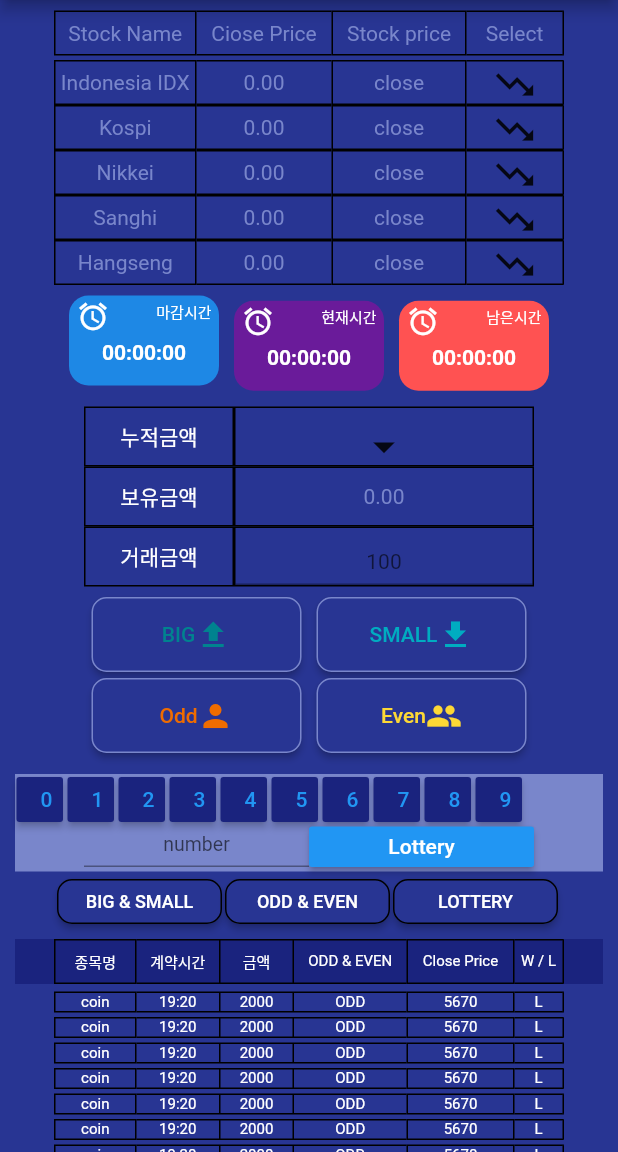
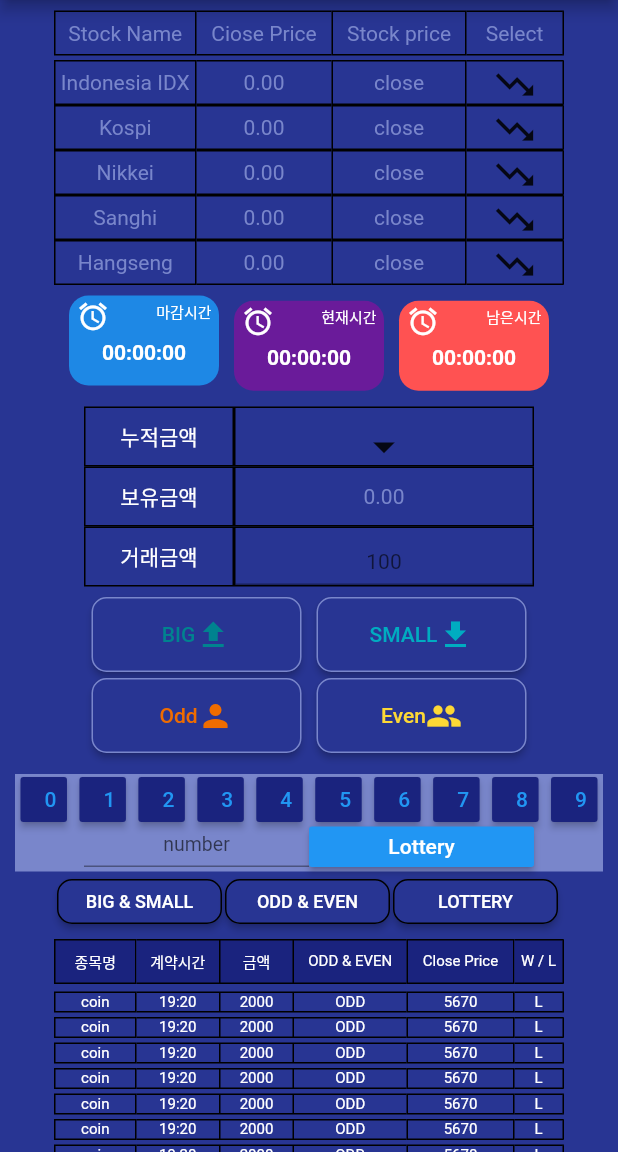
Before and after one commit to LeeSeulgi97/test_demo, a Flutter app: the screen it shows after launch, on a phone screen of 412 x 824 dp, the part 84-1236 px from its top. Run offline on Flutter 3.47's test engine with Material 2 defaults, Android fonts, the phone set to English and light mode, and no system bars.

Commit message:
1. lottery 파일의 위젯 정렬 변경 2. second와 third list파일의 색상 변경

```diff
--- a/seven_bit_test_app/lib/lottery_slot.dart
+++ b/seven_bit_test_app/lib/lottery_slot.dart
@@ -16,6 +16,7 @@ Widget lottery_slot(){
         Container(
           margin: const EdgeInsets.only(top: 2,left: 1,right: 1),
           child: Row(
+            mainAxisAlignment: MainAxisAlignment.spaceAround,
             children: <Widget>[
               Container(
                 margin: const EdgeInsets.only(right: 3),
--- a/seven_bit_test_app/lib/second_List.dart
+++ b/seven_bit_test_app/lib/second_List.dart
@@ -6,29 +6,29 @@ Widget second_List (context){
       Container(
         height: 30,
         margin: const EdgeInsets.only(top: 10, left: 10, right: 10),
-        color: Colors.indigo[900],
         child: Row(
           mainAxisAlignment: MainAxisAlignment.center,
           children: <Widget>[
             Container(
+
               width: 55,height: MediaQuery.of(context).size.height,
               child: Text('종목명', textAlign: TextAlign.center,style: TextStyle(color: Colors.white,fontSize: 10)),alignment: Alignment(0.0, 0.0),
-              decoration: BoxDecoration(border: Border.all(color: Colors.black)),),
+              decoration: BoxDecoration(border: Border.all(color: Colors.black),color: Colors.indigo[900],),),
             Container(width: 55, height: MediaQuery.of(context).size.height,
               child:  Text('계약시간', textAlign: TextAlign.center,style: TextStyle(color: Colors.white,fontSize: 10)),alignment: Alignment(0.0, 0.0),
-              decoration: BoxDecoration(border: Border(top: BorderSide(color: Colors.black), bottom: BorderSide(color: Colors.black))),),
+              decoration: BoxDecoration(border: Border(top: BorderSide(color: Colors.black), bottom: BorderSide(color: Colors.black)),color: Colors.indigo[900],),),
             Container(width: 50, height: MediaQuery.of(context).size.height,
               child: Text('금액', textAlign: TextAlign.center,style: TextStyle(color: Colors.white,fontSize: 10)),alignment: Alignment(0.0, 0.0),
-              decoration: BoxDecoration(border: Border.all(color: Colors.black)),),
+              decoration: BoxDecoration(border: Border.all(color: Colors.black),color: Colors.indigo[900],),),
             Container(width: 75,height: MediaQuery.of(context).size.height,
               child: Text('ODD & EVEN', textAlign: TextAlign.center,style: TextStyle(color: Colors.white,fontSize: 10)),alignment: Alignment(0.0, 0.0),
-              decoration: BoxDecoration(border: Border(top: BorderSide(color: Colors.black), bottom: BorderSide(color: Colors.black))),),
+              decoration: BoxDecoration(border: Border(top: BorderSide(color: Colors.black), bottom: BorderSide(color: Colors.black)),color: Colors.indigo[900],),),
             Container(width: 72, height: MediaQuery.of(context).size.height,
               child: Text('Close Price', textAlign: TextAlign.center,style: TextStyle(color: Colors.white,fontSize: 10)),alignment: Alignment(0.0, 0.0),
-              decoration: BoxDecoration(border: Border.all(color: Colors.black)),),
+              decoration: BoxDecoration(border: Border.all(color: Colors.black),color: Colors.indigo[900],),),
             Container(width: 33, height: MediaQuery.of(context).size.height,
               child: Text('W / L', textAlign: TextAlign.center,style: TextStyle(color: Colors.white,fontSize: 10)),alignment: Alignment(0.0, 0.0),
-              decoration: BoxDecoration(border: Border(top: BorderSide(color: Colors.black), bottom: BorderSide(color: Colors.black),right: BorderSide(color: Colors.black))),),
+              decoration: BoxDecoration(border: Border(top: BorderSide(color: Colors.black), bottom: BorderSide(color: Colors.black),right: BorderSide(color: Colors.black)),color: Colors.indigo[900],),),
           ],
         ),
       ),
--- a/seven_bit_test_app/lib/third_List.dart
+++ b/seven_bit_test_app/lib/third_List.dart
@@ -6,23 +6,22 @@ Widget third_List(context){
       Container(
         height: 30,
         margin: const EdgeInsets.only(top: 10, left: 10, right: 10),
-        color: Colors.indigo[900],
         child: Row(
           mainAxisAlignment: MainAxisAlignment.center,
           children: <Widget>[
             Container(
               width: 85,height: MediaQuery.of(context).size.height,
               child: Text('종목명', textAlign: TextAlign.center,style: TextStyle(color: Colors.white,fontSize: 10)),alignment: Alignment(0.0, 0.0),
-              decoration: BoxDecoration(border: Border.all(color: Colors.black)),),
+              decoration: BoxDecoration(border: Border.all(color: Colors.black),color: Colors.indigo[900],),),
             Container(width: 85, height: MediaQuery.of(context).size.height,
               child:  Text('계약시간', textAlign: TextAlign.center,style: TextStyle(color: Colors.white,fontSize: 10)),alignment: Alignment(0.0, 0.0),
-              decoration: BoxDecoration(border: Border(top: BorderSide(color: Colors.black), bottom: BorderSide(color: Colors.black))),),
+              decoration: BoxDecoration(border: Border(top: BorderSide(color: Colors.black), bottom: BorderSide(color: Colors.black)),color: Colors.indigo[900],),),
             Container(width: 85, height: MediaQuery.of(context).size.height,
               child: Text('금액', textAlign: TextAlign.center,style: TextStyle(color: Colors.white,fontSize: 10)),alignment: Alignment(0.0, 0.0),
-              decoration: BoxDecoration(border: Border.all(color: Colors.black)),),
+              decoration: BoxDecoration(border: Border.all(color: Colors.black),color: Colors.indigo[900],),),
             Container(width: 85, height: MediaQuery.of(context).size.height,
               child: Text('ODD & EVEN', textAlign: TextAlign.center,style: TextStyle(color: Colors.white,fontSize: 10)),alignment: Alignment(0.0, 0.0),
-              decoration: BoxDecoration(border: Border(top: BorderSide(color: Colors.black), bottom: BorderSide(color: Colors.black),right: BorderSide(color: Colors.black))),),
+              decoration: BoxDecoration(border: Border(top: BorderSide(color: Colors.black), bottom: BorderSide(color: Colors.black),right: BorderSide(color: Colors.black)),color: Colors.indigo[900],),),
           ],
         ),
       ),
```
